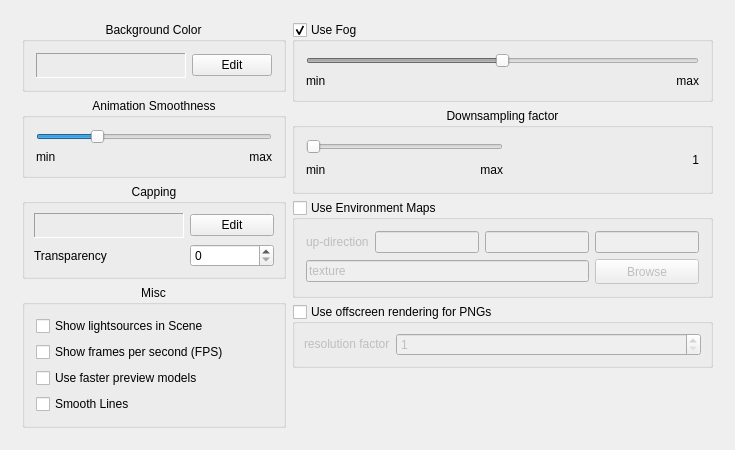
First picture: the form in source/VIEW/DIALOGS/stageSettings.ui, repository BALL-Project/ball, before the edit.
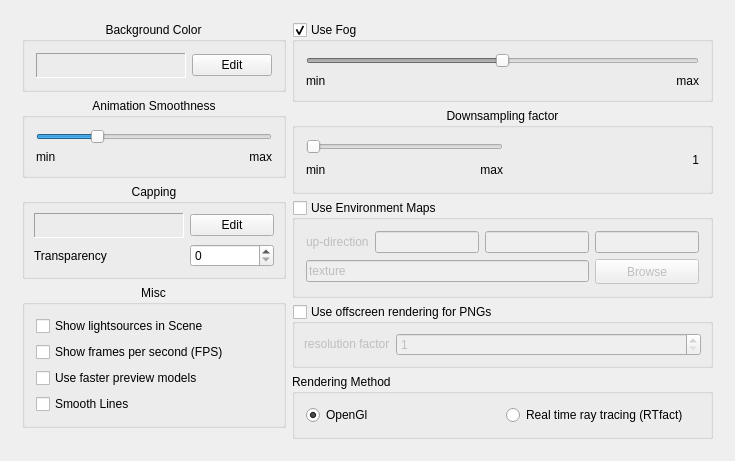
Second picture: the form after the edit. The open tabs and pages were chosen to show the change.

Commit message:
Allow to switch between RTfact and OpenGL during runtime.
For some reason, the switch to RTfact requires one hide/show of the
representations... This should be fixed.

Diff of the .ui file:
```diff
--- a/source/VIEW/DIALOGS/stageSettings.ui
+++ b/source/VIEW/DIALOGS/stageSettings.ui
@@ -7,7 +7,7 @@
     <x>0</x>
     <y>0</y>
     <width>735</width>
-    <height>441</height>
+    <height>452</height>
    </rect>
   </property>
   <property name="windowTitle">
@@ -114,14 +114,14 @@
              </widget>
             </item>
             <item row="1" column="0">
-             <widget class="QLabel" name="min_label">
+             <widget class="QLabel" name="anim_min_label">
               <property name="text">
                <string>min</string>
               </property>
              </widget>
             </item>
             <item row="1" column="1">
-             <widget class="QLabel" name="max_label">
+             <widget class="QLabel" name="anim_max_label">
               <property name="text">
                <string>max</string>
               </property>
@@ -607,17 +607,34 @@
           </widget>
          </item>
          <item>
-          <spacer name="verticalSpacer">
-           <property name="orientation">
-            <enum>Qt::Vertical</enum>
+          <widget class="QGroupBox" name="RendererGroup">
+           <property name="title">
+            <string>Rendering Method</string>
            </property>
-           <property name="sizeHint" stdset="0">
-            <size>
-             <width>20</width>
-             <height>40</height>
-            </size>
-           </property>
-          </spacer>
+           <layout class="QGridLayout" name="gridLayout_7">
+            <item row="0" column="0">
+             <layout class="QHBoxLayout" name="horizontalLayout_8">
+              <item>
+               <widget class="QRadioButton" name="radioButton_opengl">
+                <property name="text">
+                 <string>OpenGl</string>
+                </property>
+                <property name="checked">
+                 <bool>true</bool>
+                </property>
+               </widget>
+              </item>
+              <item>
+               <widget class="QRadioButton" name="radioButton_rtfact">
+                <property name="text">
+                 <string>Real time ray tracing (RTfact)</string>
+                </property>
+               </widget>
+              </item>
+             </layout>
+            </item>
+           </layout>
+          </widget>
          </item>
         </layout>
        </item>
```
Left out of the diff: 2 changed lines with no effect on the pictures. The commit also changes 5 other files.
